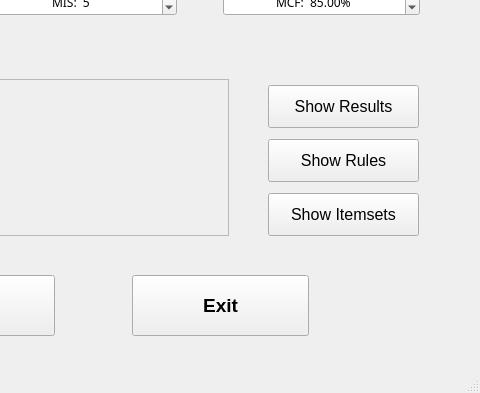
Old version of the form Task5/UI/FlawDetectorUI/mainwindow.ui in the repository zhuohaoyu/TuringAdvancedProgramming19B; both pictures show x 322 to 802 and y 135 to 528 of the 802 by 528 pixel window.
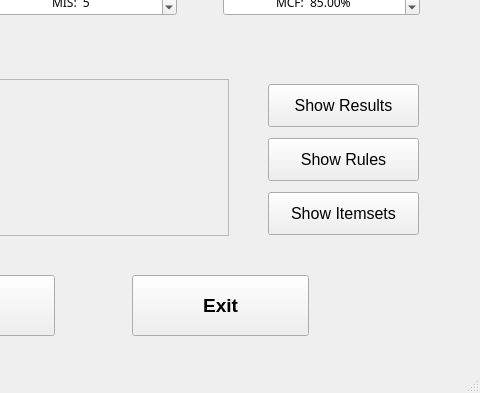
New version of the form.

What changed in the file:
```diff
--- a/Task5/UI/FlawDetectorUI/mainwindow.ui
+++ b/Task5/UI/FlawDetectorUI/mainwindow.ui
@@ -274,7 +274,7 @@
     <property name="geometry">
      <rect>
       <x>590</x>
-      <y>220</y>
+      <y>219</y>
       <width>151</width>
       <height>151</height>
      </rect>
```
